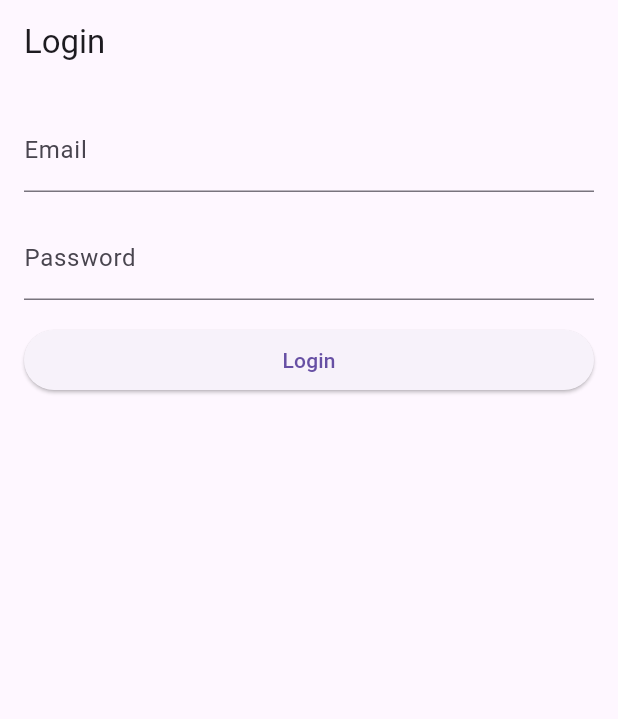
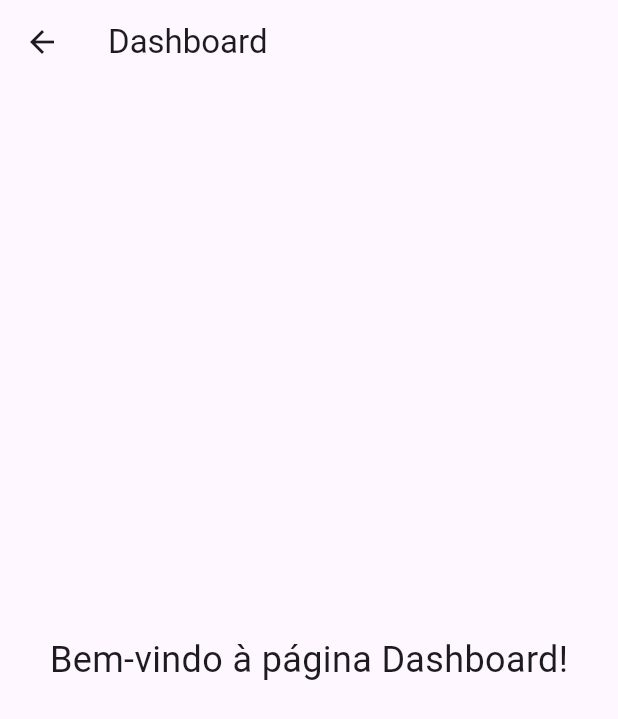
Before and after one commit to francis-santos/app-rota-gourmet, a Flutter app: the screen it shows after launch, after a tap on "Login", on a phone screen of 412 x 824 dp. Shown: the top 719 px of the screen. Run offline on Flutter 3.47's test engine with Material 3 defaults, Android fonts, the light colour scheme and no system bars.

Commit message:
feat: Add dashboard screen

```diff
--- /dev/null
+++ b/lib/app_routes.dart
@@ -0,0 +1,4 @@
+class AppRoutes {
+  static const String login = '/login';
+  static const String dashboard = '/dashboard';
+}
--- a/lib/features/auth/presentation/login_screen.dart
+++ b/lib/features/auth/presentation/login_screen.dart
@@ -1,4 +1,5 @@
 import 'package:flutter/material.dart';
+import 'package:rota_gourmet/app_routes.dart';
 
 class LoginScreen extends StatelessWidget {
   const LoginScreen({super.key});
@@ -51,6 +52,7 @@ class LoginFormState extends State<LoginForm> {
         ElevatedButton(
           onPressed: () {
             // Chamar a lógica de autenticação aqui
+            Navigator.pushReplacementNamed(context, AppRoutes.dashboard);
           },
           child: const Text('Login'),
         ),
--- /dev/null
+++ b/lib/features/dashboard/presentation/dashboard_screen.dart
@@ -0,0 +1,20 @@
+import 'package:flutter/material.dart';
+
+class DashboardScreen extends StatelessWidget {
+  const DashboardScreen({super.key});
+
+  @override
+  Widget build(BuildContext context) {
+    return Scaffold(
+      appBar: AppBar(
+        title: const Text('Dashboard'),
+      ),
+      body: const Center(
+        child: Text(
+          'Bem-vindo à página Dashboard!',
+          style: TextStyle(fontSize: 24.0),
+        ),
+      ),
+    );
+  }
+}
--- a/lib/main.dart
+++ b/lib/main.dart
@@ -1,5 +1,7 @@
 import 'package:flutter/material.dart';
+import 'package:rota_gourmet/app_routes.dart';
 import 'package:rota_gourmet/features/auth/presentation/login_screen.dart';
+import 'package:rota_gourmet/features/dashboard/presentation/dashboard_screen.dart';
 
 void main() {
   runApp(const RotaGourmetApp());
@@ -16,6 +18,11 @@ class RotaGourmetApp extends StatelessWidget {
         primarySwatch: Colors.blue,
       ),
       home: const LoginScreen(),
+      initialRoute: AppRoutes.login,
+      routes: {
+        AppRoutes.login: (context) => const LoginScreen(),
+        AppRoutes.dashboard: (context) => const DashboardScreen(),
+      },
     );
   }
 }
```
